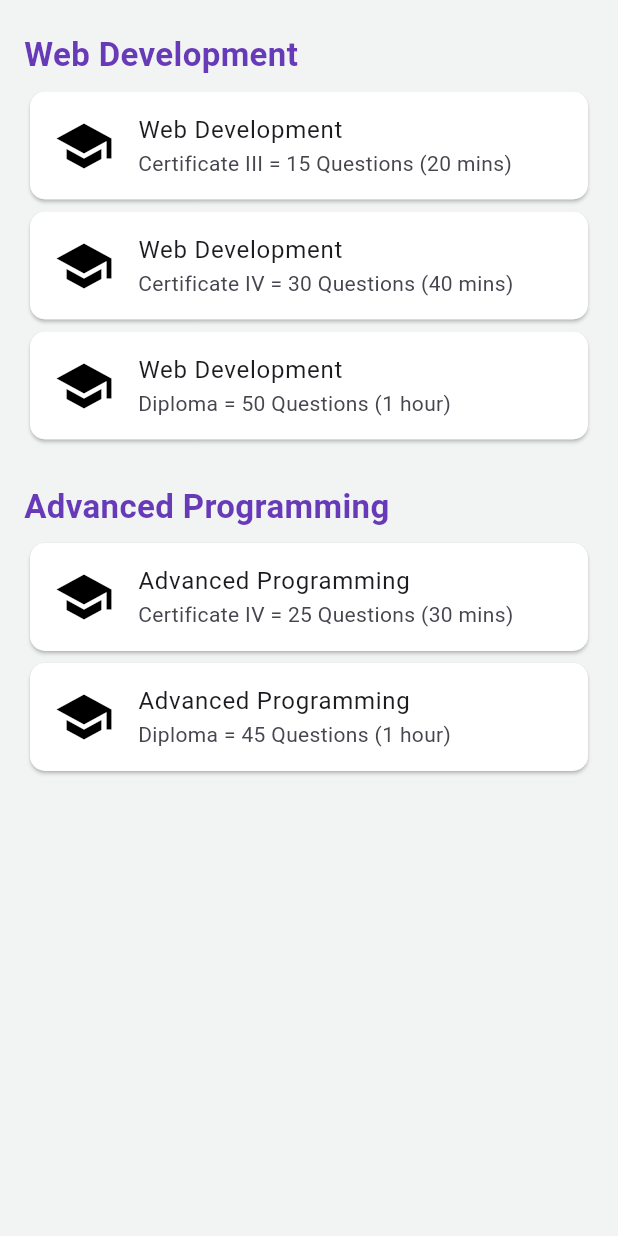
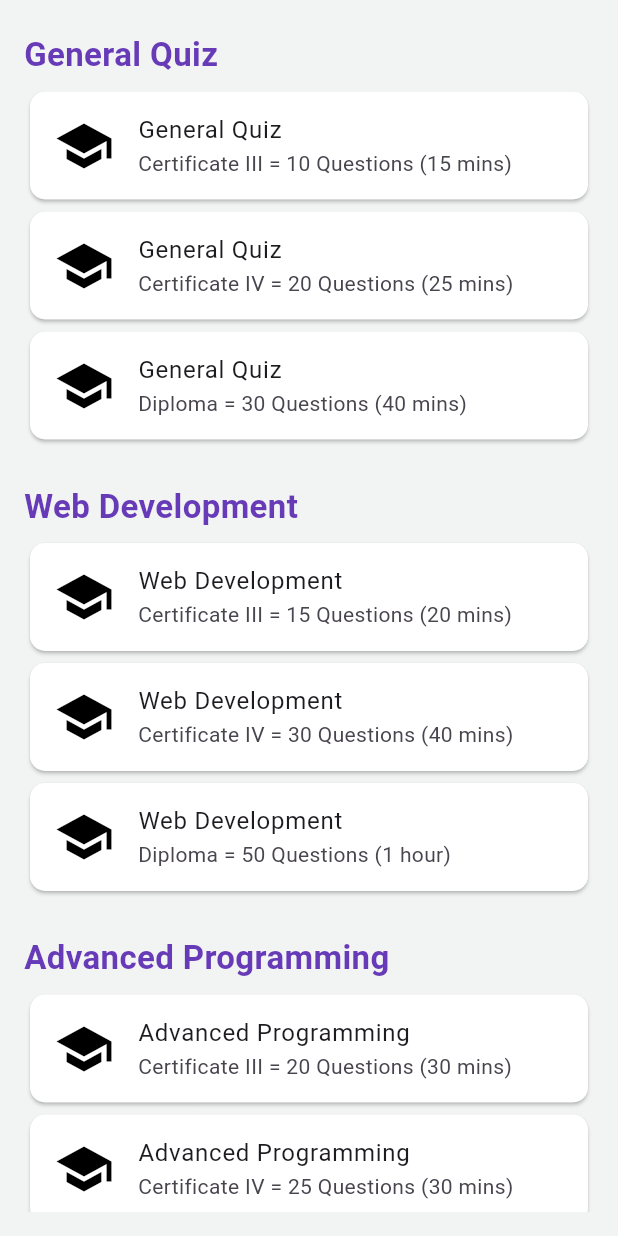
Before and after one commit to cliveeee/quiz_app_flutter, a Flutter app: the QuizPage screen opened directly, on a phone screen of 412 x 824 dp. Run offline on Flutter 3.47's test engine with Material 3 defaults, Android fonts, the phone set to English and light mode, and no system bars; our stand-ins replace flutter_image_compress, font_awesome_flutter, get_it, image_picker, permission_handler, shared_preferences; accounts and stored records are empty.

Commit message:
add quiz selection by courses and certificate levels

```diff
--- a/lib/features/quizzes/pages/quiz_page.dart
+++ b/lib/features/quizzes/pages/quiz_page.dart
@@ -18,44 +18,125 @@ class _QuizPageState extends State<QuizPage> {
         padding: const EdgeInsets.all(16.0),
         child: ListView(
           children: const [
+            SectionTitle(title: "General Quiz"),
+            QuizCard(
+              title: "General Quiz",
+              courseLevel: "Certificate III",
+              details: "10 Questions (15 mins)",
+              description: "A basic general knowledge quiz to assess your understanding of common topics for Certificate III.",
+              quizId: 1,
+            ),
+            QuizCard(
+              title: "General Quiz",
+              courseLevel: "Certificate IV",
+              details: "20 Questions (25 mins)",
+              description: "An intermediate general knowledge quiz covering topics for Certificate IV.",
+              quizId: 2,
+            ),
+            QuizCard(
+              title: "General Quiz",
+              courseLevel: "Diploma",
+              details: "30 Questions (40 mins)",
+              description: "A comprehensive general knowledge quiz designed for Diploma level learners.",
+              quizId: 3,
+            ),
+            SizedBox(height: 20),
+
             SectionTitle(title: "Web Development"),
             QuizCard(
               title: "Web Development",
               courseLevel: "Certificate III",
               details: "15 Questions (20 mins)",
-              description: "This is a description",
-              quizId: 1,
+              description: "An introductory quiz to test your basic knowledge in web development for Certificate III.",
+              quizId: 4,
             ),
             QuizCard(
               title: "Web Development",
               courseLevel: "Certificate IV",
               details: "30 Questions (40 mins)",
-              description: "This is a description",
-              quizId: 2,
+              description: "An intermediate web development quiz aimed at Certificate IV students.",
+              quizId: 5,
             ),
             QuizCard(
               title: "Web Development",
               courseLevel: "Diploma",
               details: "50 Questions (1 hour)",
-              description: "This is a description",
-              quizId: 3,
+              description: "An advanced quiz for web development students at the Diploma level.",
+              quizId: 6,
             ),
             SizedBox(height: 20),
+
             SectionTitle(title: "Advanced Programming"),
+            QuizCard(
+              title: "Advanced Programming",
+              courseLevel: "Certificate III",
+              details: "20 Questions (30 mins)",
+              description: "Test your basic programming skills with this quiz for Certificate III level.",
+              quizId: 7,
+            ),
             QuizCard(
               title: "Advanced Programming",
               courseLevel: "Certificate IV",
               details: "25 Questions (30 mins)",
-              description: "This is a description",
-              quizId: 4,
+              description: "An intermediate programming quiz to evaluate your skills for Certificate IV.",
+              quizId: 8,
             ),
             QuizCard(
               title: "Advanced Programming",
               courseLevel: "Diploma",
               details: "45 Questions (1 hour)",
-              description: "This is a description",
-              quizId: 5,
+              description: "A challenging quiz designed to test Diploma level programming knowledge.",
+              quizId: 9,
             ),
+            SizedBox(height: 20),
+
+            SectionTitle(title: "Information Technology(General)"),
+            QuizCard(
+              title: "Information Technology",
+              courseLevel: "Certificate III",
+              details: "20 Questions (30 mins)",
+              description: "Basic IT concepts and knowledge quiz for Certificate III level students.",
+              quizId: 10,
+            ),
+            QuizCard(
+              title: "Information Technology",
+              courseLevel: "Certificate IV",
+              details: "25 Questions (30 mins)",
+              description: "Intermediate IT concepts quiz for Certificate IV students.",
+              quizId: 11,
+            ),
+            QuizCard(
+              title: "Information Technology",
+              courseLevel: "Diploma",
+              details: "45 Questions (1 hour)",
+              description: "Advanced IT quiz focused on core concepts for Diploma students.",
+              quizId: 12,
+            ),
+            SizedBox(height: 20),
+
+            SectionTitle(title: "Cyber Security"),
+            QuizCard(
+              title: "Cyber Security",
+              courseLevel: "Certificate III",
+              details: "20 Questions (30 mins)",
+              description: "Basic cyber security quiz covering fundamental concepts for Certificate III students.",
+              quizId: 13,
+            ),
+            QuizCard(
+              title: "Cyber Security",
+              courseLevel: "Certificate IV",
+              details: "25 Questions (30 mins)",
+              description: "Intermediate cyber security topics quiz aimed at Certificate IV students.",
+              quizId: 14,
+            ),
+            QuizCard(
+              title: "Cyber Security",
+              courseLevel: "Diploma",
+              details: "45 Questions (1 hour)",
+              description: "Advanced cyber security concepts quiz for Diploma students.",
+              quizId: 15,
+            ),
+            SizedBox(height: 100),
           ],
         ),
       ),
```
